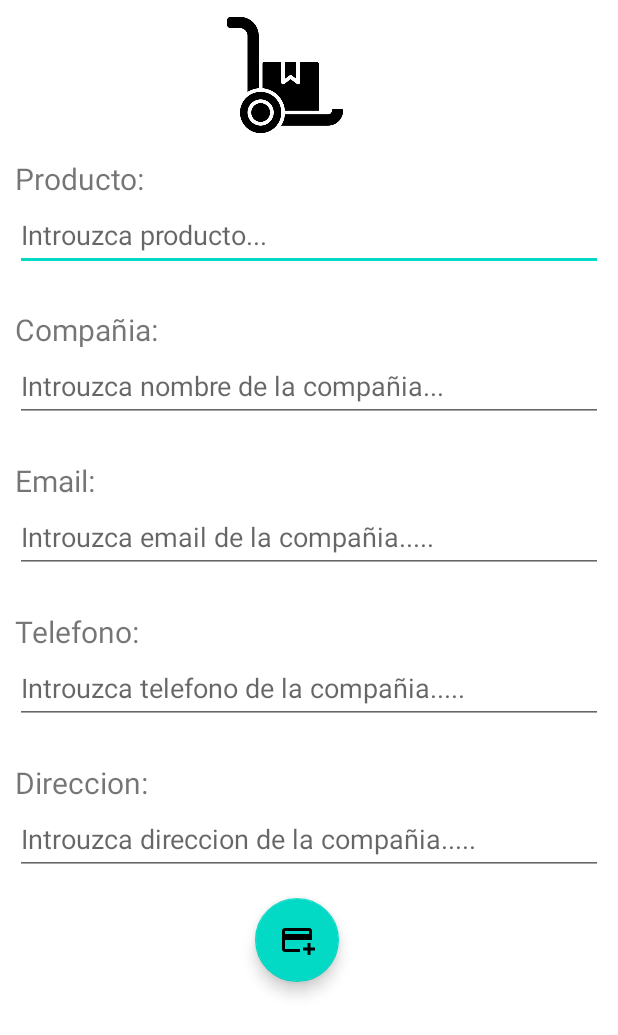
After one commit to Xandre18/Proyectos, an Android app: the layout activity_edit_supplider.xml on its own in the app's theme, with its tools: preview values and no code run, on a phone screen of 412 x 824 dp. The commit adds this screen. Shown: the top 1035 px of the screen. Run offline under Robolectric (Android 15) with nearby library versions, the phone set to English and light mode, and no system bars.

Commit message:
finalizado fragment supplider

```diff
--- /dev/null
+++ b/ProyectoERP/app/src/main/res/layout/activity_edit_supplider.xml
@@ -0,0 +1,113 @@
+<?xml version="1.0" encoding="utf-8"?>
+<androidx.constraintlayout.widget.ConstraintLayout xmlns:android="http://schemas.android.com/apk/res/android"
+    xmlns:app="http://schemas.android.com/apk/res-auto"
+    xmlns:tools="http://schemas.android.com/tools"
+    android:layout_width="match_parent"
+    android:layout_height="match_parent"
+    tools:context=".EditSupplider">
+
+    <LinearLayout
+        android:layout_width="match_parent"
+        android:layout_height="match_parent"
+        android:layout_margin="10dp"
+        android:orientation="vertical">
+
+        <ImageView
+            android:layout_width="80dp"
+            android:layout_height="80dp"
+            android:src="@drawable/proveedor"
+            android:layout_marginLeft="140dp"/>
+
+        <Space
+            android:layout_width="match_parent"
+            android:layout_height="15dp"/>
+
+        <TextView
+
+            android:layout_width="match_parent"
+            android:layout_height="wrap_content"
+            android:text="Producto:"
+            android:textSize="20dp"/>
+
+        <EditText
+            android:id="@+id/inputProducto"
+            android:layout_width="match_parent"
+            android:layout_height="48dp"
+            android:hint="Introuzca producto..." />
+
+        <Space
+            android:layout_width="match_parent"
+            android:layout_height="25dp"/>
+
+        <TextView
+
+            android:layout_width="match_parent"
+            android:layout_height="wrap_content"
+            android:text="Compañia:"
+            android:textSize="20dp"/>
+        <EditText
+            android:id="@+id/inputCompañia"
+            android:layout_width="match_parent"
+            android:layout_height="48dp"
+            android:hint="Introuzca nombre de la compañia..."/>
+        <Space
+            android:layout_width="match_parent"
+            android:layout_height="25dp"/>
+
+        <TextView
+
+            android:layout_width="match_parent"
+            android:layout_height="wrap_content"
+            android:text="Email:"
+            android:textSize="20dp"/>
+        <EditText
+            android:id="@+id/inputEmail"
+            android:layout_width="match_parent"
+            android:layout_height="48dp"
+            android:hint="Introuzca email de la compañia....."/>
+
+        <Space
+            android:layout_width="match_parent"
+            android:layout_height="25dp"/>
+        <TextView
+
+            android:layout_width="match_parent"
+            android:layout_height="wrap_content"
+            android:text="Telefono:"
+            android:textSize="20dp"/>
+        <EditText
+            android:id="@+id/inputPhone"
+            android:layout_width="match_parent"
+            android:layout_height="48dp"
+            android:inputType="number"
+            android:hint="Introuzca telefono de la compañia....."/>
+        <Space
+            android:layout_width="match_parent"
+            android:layout_height="25dp"/>
+        <TextView
+
+            android:layout_width="match_parent"
+            android:layout_height="wrap_content"
+            android:text="Direccion:"
+            android:textSize="20dp"/>
+        <EditText
+            android:id="@+id/inputDir"
+            android:layout_width="match_parent"
+            android:layout_height="48dp"
+            android:hint="Introuzca direccion de la compañia....."/>
+
+        <Space
+            android:layout_width="match_parent"
+            android:layout_height="15dp"/>
+
+        <com.google.android.material.floatingactionbutton.FloatingActionButton
+            android:id="@+id/editSupplider"
+            android:layout_width="wrap_content"
+            android:layout_height="wrap_content"
+            android:layout_marginLeft="160dp"
+            android:contentDescription="@string/todo"
+            android:src="@drawable/add"/>
+
+
+    </LinearLayout>
+</androidx.constraintlayout.widget.ConstraintLayout>
```
Also changed, not shown: ProyectoERP/app/src/main/AndroidManifest.xml (+14 -0 lines), ProyectoERP/app/src/main/java/com/example/proyectoerp/AddSupplier.java (added, +63 -0 lines), ProyectoERP/app/src/main/java/com/example/proyectoerp/DBHandler.java (+35 -1 lines), ProyectoERP/app/src/main/java/com/example/proyectoerp/EditSupplider.java (added, +68 -0 lines), ProyectoERP/app/src/main/java/com/example/proyectoerp/adapters/SuppliderAdapter.java (added, +67 -0 lines), ProyectoERP/app/src/main/java/com/example/proyectoerp/fragment_admins/ProveedoresFragment.java (+117 -1 lines), ProyectoERP/app/src/main/java/com/example/proyectoerp/objects/Supplier.java (+10 -0 lines), ProyectoERP/app/src/main/res/layout/activity_add_supplier.xml (added, +114 -0 lines), ProyectoERP/app/src/main/res/layout/supplier_list_item.xml (+16 -5 lines).
